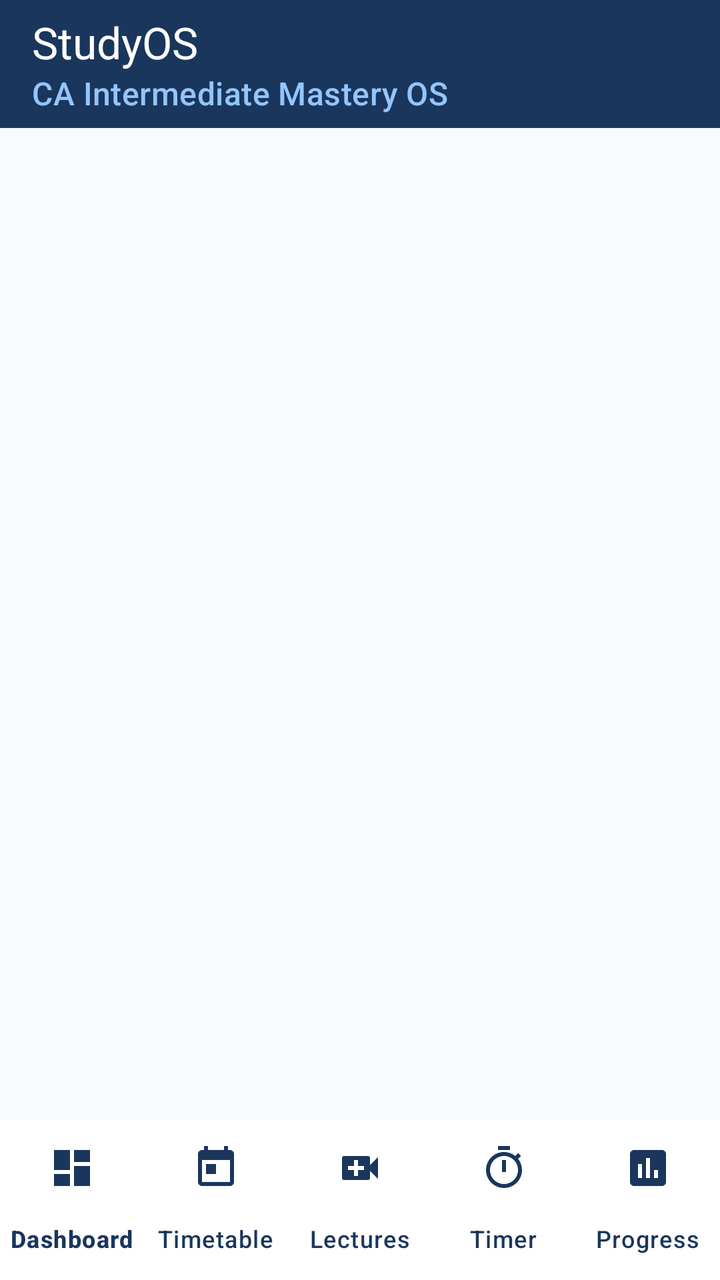
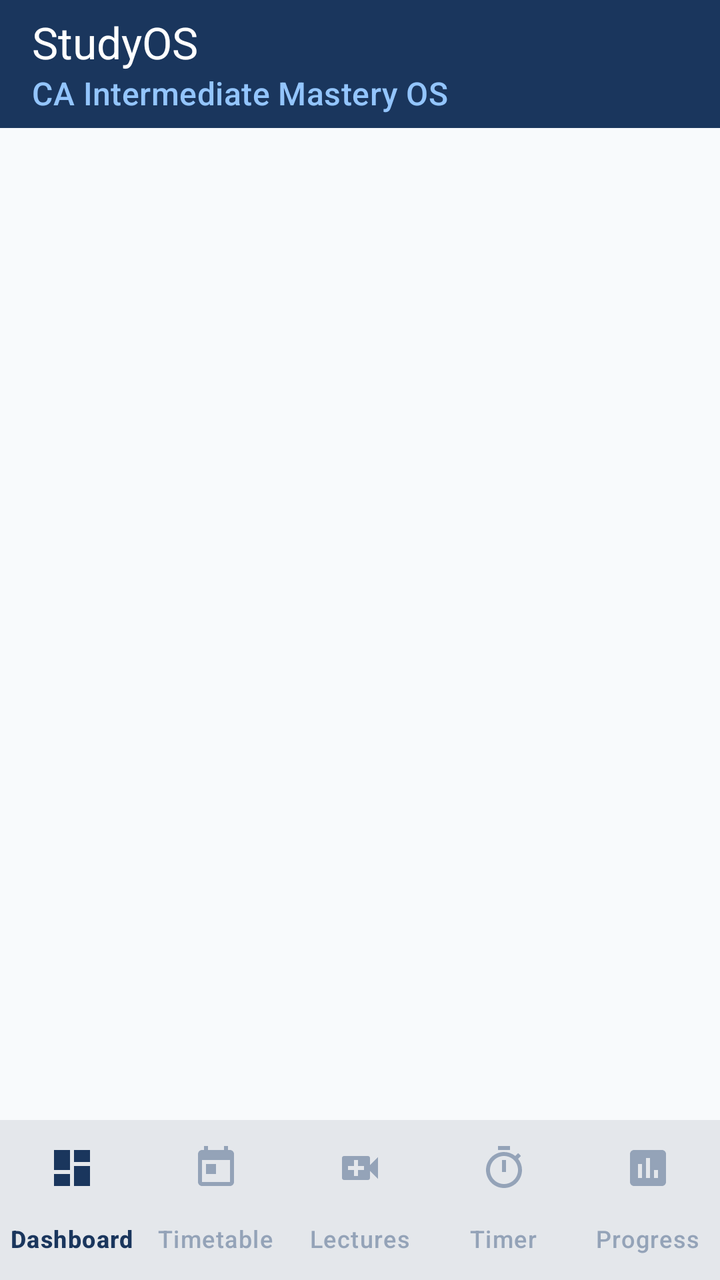

An Android layout rendered at two revisions. The XML below is the earlier revision; the diff shows what the commit changed to produce the second picture.
<!-- AndroidManifest.xml: application theme Theme.StudyOS -->
<!-- res/layout/activity_main.xml -->
<?xml version="1.0" encoding="utf-8"?>
<androidx.constraintlayout.widget.ConstraintLayout xmlns:android="http://schemas.android.com/apk/res/android"
    xmlns:app="http://schemas.android.com/apk/res-auto"
    android:layout_width="match_parent"
    android:layout_height="match_parent"
    android:background="@color/background_light">

    
    <com.google.android.material.appbar.MaterialToolbar
        android:id="@+id/topAppBar"
        android:layout_width="match_parent"
        android:layout_height="?attr/actionBarSize"
        android:background="@color/primary"
        app:title="@string/app_name"
        app:titleTextColor="@color/on_primary"
        app:subtitle="@string/app_tagline"
        app:subtitleTextColor="#93C5FD"
        app:layout_constraintTop_toTopOf="parent" />

    
    <FrameLayout
        android:id="@+id/fragment_container"
        android:layout_width="match_parent"
        android:layout_height="0dp"
        app:layout_constraintTop_toBottomOf="@id/topAppBar"
        app:layout_constraintBottom_toTopOf="@id/bottom_navigation" />

    
    <com.google.android.material.bottomnavigation.BottomNavigationView
        android:id="@+id/bottom_navigation"
        android:layout_width="match_parent"
        android:layout_height="wrap_content"
        android:background="@color/surface_light"
        app:elevation="8dp"
        app:itemIconTint="@color/primary"
        app:itemTextColor="@color/primary"
        app:labelVisibilityMode="labeled"
        app:menu="@menu/bottom_nav_menu"
        app:layout_constraintBottom_toBottomOf="parent" />

</androidx.constraintlayout.widget.ConstraintLayout>
<!-- resources referenced by this layout -->
<resources>
  <color name="background_light">#F8FAFC</color>
  <color name="on_primary">#FFFFFF</color>
  <color name="primary">#1A365D</color>
  <color name="surface_light">#FFFFFF</color>
  <string name="app_name">StudyOS</string>
  <string name="app_tagline">CA Intermediate Mastery OS</string>
  <style name="Theme.StudyOS" parent="Theme.Material3.DayNight.NoActionBar">
          <item name="colorPrimary">@color/primary</item>
          <item name="colorOnPrimary">@color/on_primary</item>
          <item name="colorSecondary">@color/secondary</item>
          <item name="colorOnSecondary">@color/on_secondary</item>
          <item name="android:statusBarColor">@color/primary</item>
          <item name="android:windowLightStatusBar" tools:targetApi="m">false</item>
          <item name="android:colorBackground">@color/background_light</item>
      </style>
  <color name="secondary">#0284C7</color>
  <color name="on_secondary">#FFFFFF</color>
</resources>

<!-- the commit's change to res/layout/activity_main.xml (unified diff, before → after) -->
@@ -32,8 +32,9 @@
         android:layout_height="wrap_content"
         android:background="@color/surface_light"
         app:elevation="8dp"
-        app:itemIconTint="@color/primary"
-        app:itemTextColor="@color/primary"
+        app:itemIconTint="@color/bottom_nav_color_selector"
+        app:itemTextColor="@color/bottom_nav_color_selector"
+        app:itemActiveIndicatorStyle="@style/StudyOS.BottomNav.ActiveIndicator"
         app:labelVisibilityMode="labeled"
         app:menu="@menu/bottom_nav_menu"
         app:layout_constraintBottom_toBottomOf="parent" />
<!-- resource entries referenced after the edit -->
@@ -6,16 +6,35 @@
   <color name="surface_light">#FFFFFF</color>
   <string name="app_name">StudyOS</string>
   <string name="app_tagline">CA Intermediate Mastery OS</string>
+  <style name="StudyOS.BottomNav.ActiveIndicator" parent="Widget.Material3.BottomNavigationView.ActiveIndicator">
+          <item name="android:color">#E0F2FE</item>
+          <item name="android:width">48dp</item>
+          <item name="android:height">28dp</item>
+      </style>
   <style name="Theme.StudyOS" parent="Theme.Material3.DayNight.NoActionBar">
           <item name="colorPrimary">@color/primary</item>
           <item name="colorOnPrimary">@color/on_primary</item>
           <item name="colorSecondary">@color/secondary</item>
           <item name="colorOnSecondary">@color/on_secondary</item>
+  
+          
+          <item name="colorSurface">@color/surface_light</item>
+          <item name="colorOnSurface">@color/text_primary_light</item>
+          <item name="colorSurfaceVariant">@color/surface_variant_light</item>
+          <item name="colorOnSurfaceVariant">@color/text_secondary_light</item>
+          <item name="colorSecondaryContainer">#E0F2FE</item>
+          <item name="colorOnSecondaryContainer">@color/primary</item>
+          <item name="colorPrimaryContainer">#E0E7FF</item>
+          <item name="colorOnPrimaryContainer">@color/primary</item>
+  
           <item name="android:statusBarColor">@color/primary</item>
           <item name="android:windowLightStatusBar" tools:targetApi="m">false</item>
           <item name="android:colorBackground">@color/background_light</item>
       </style>
   <color name="secondary">#0284C7</color>
   <color name="on_secondary">#FFFFFF</color>
+  <color name="text_primary_light">#0F172A</color>
+  <color name="surface_variant_light">#F1F5F9</color>
+  <color name="text_secondary_light">#64748B</color>
 </resources>
 
